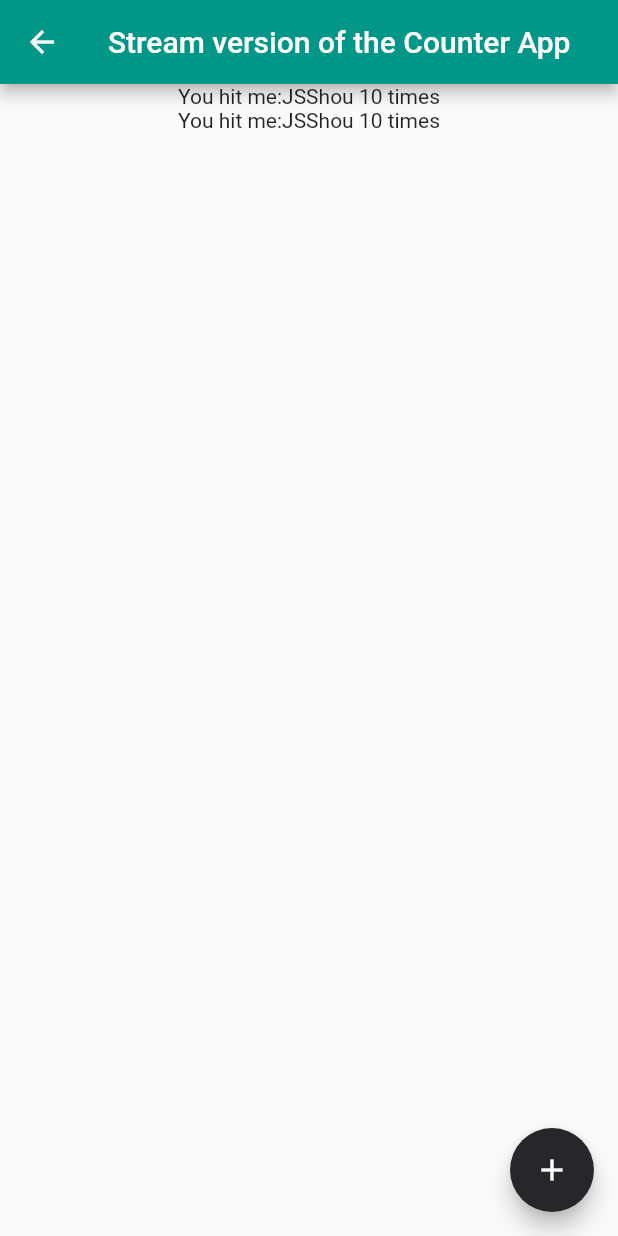
After one commit to ian-kevin126/flutter_learn_forever, a Flutter app: the StreamTest screen opened directly, on a phone screen of 412 x 824 dp. The commit adds this screen. Run offline on Flutter 3.47's test engine with Material 2 defaults, Android fonts, the phone set to English and light mode, and no system bars; our stand-ins replace flutter_swiper.

Commit message:
Stream的使用

```diff
--- /dev/null
+++ b/flutter_app_review/lib/pages/basics/state_management/stream/stream_test.dart
@@ -0,0 +1,72 @@
+import 'dart:async';
+import 'package:flutter/material.dart';
+
+class Good {
+  String name;
+  int age;
+
+  Good(this.name, this.age);
+}
+
+class StreamTest extends StatefulWidget {
+  @override
+  _StreamTestState createState() => _StreamTestState();
+}
+
+class _StreamTestState extends State<StreamTest> {
+  Good person = Good('JSShou', 10);
+  final StreamController<Good> _streamController = StreamController<Good>.broadcast();
+
+  @override
+  void initState() {
+    super.initState();
+    _streamController.stream.transform(StreamTransformer.fromHandlers(handleData: (vm, sink) {
+      print(vm.age);
+      vm.age++;
+      sink.add(vm);
+    })).listen((onData) {
+      print(onData.name);
+    });
+  }
+
+  @override
+  void dispose() {
+    _streamController.close();
+    super.dispose();
+  }
+
+  @override
+  Widget build(BuildContext context) {
+    return Scaffold(
+      appBar: AppBar(title: Text('Stream version of the Counter App')),
+      body: Center(
+        child: Column(children: [
+          StreamBuilder<Good>(
+              // 监听Stream，每次值改变的时候，更新Text中的内容
+              stream: _streamController.stream,
+              initialData: person,
+              builder: (BuildContext context, AsyncSnapshot<Good> snapshot) {
+                return Text('You hit me:${snapshot.data.name.toString()} ${snapshot.data.age.toString()} times');
+              }),
+          StreamBuilder<Good>(
+              // 监听Stream，每次值改变的时候，更新Text中的内容
+              stream: _streamController.stream,
+              initialData: person,
+              builder: (BuildContext context, AsyncSnapshot<Good> snapshot) {
+                return Text('You hit me:${snapshot.data.name.toString()} ${snapshot.data.age.toString()} times');
+              }),
+        ]),
+      ),
+      floatingActionButton: FloatingActionButton(
+        child: const Icon(Icons.add),
+        onPressed: () {
+          // 每次点击按钮，更加_counter的值，同时通过Sink将它发送给Stream；
+          // 每注入一个值，都会引起StreamBuilder的监听，StreamBuilder重建并刷新counter
+          person.age++;
+          person.name = person.name;
+          _streamController.sink.add(person);
+        },
+      ),
+    );
+  }
+}
```
Also changed, not shown: flutter_app_review/lib/home_tabs/flutter_basics.dart (+8 -4 lines), flutter_app_review/lib/pages/basics/state_management/stream/stream_demo.dart (added, +98 -0 lines), flutter_app_review/lib/pages/basics/state_management/stream_demo.dart (deleted, +0 -96 lines).
